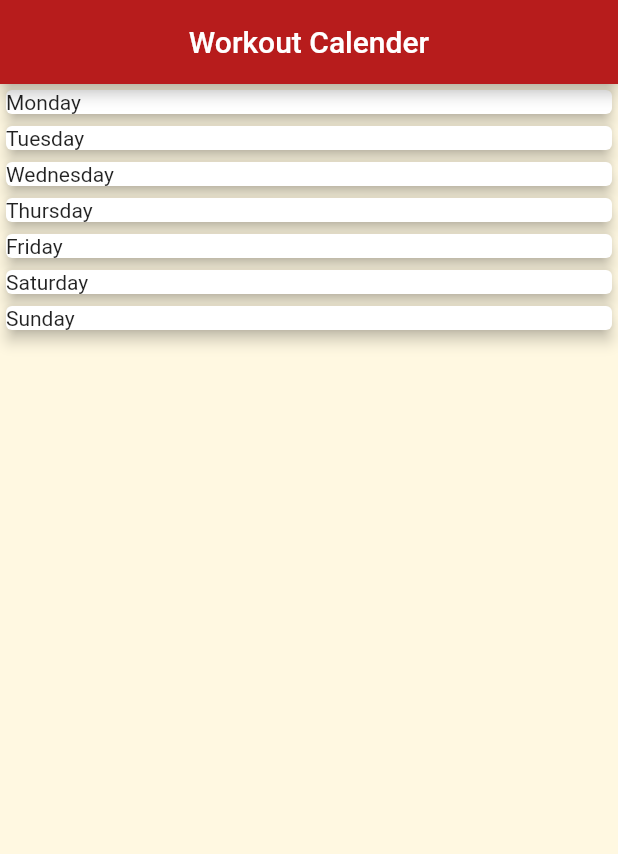
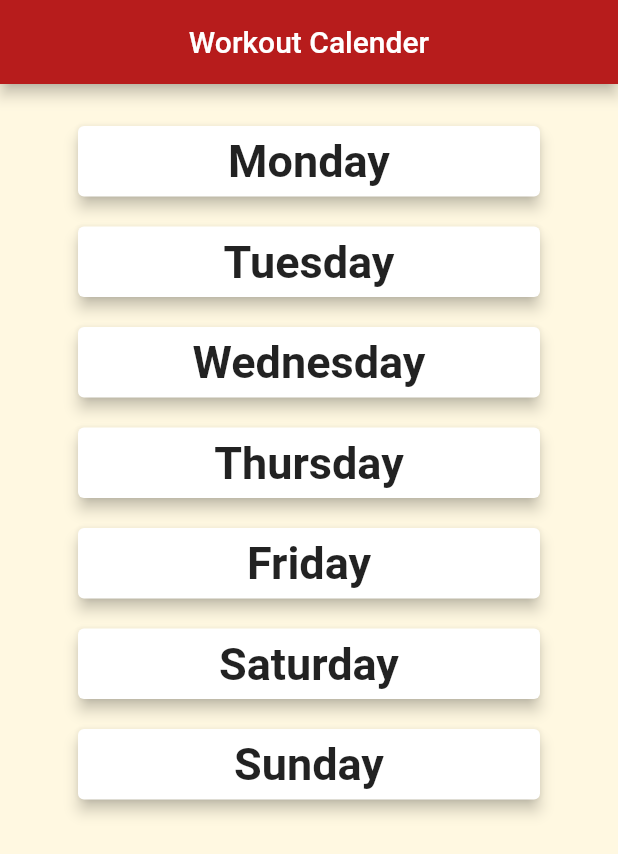
Before and after one commit to BillyLuisNeedham/workplace_workout_counter, a Flutter app: the screen it shows after launch, on a phone screen of 412 x 824 dp. Shown: the top 854 px of the screen. Run offline on Flutter 3.47's test engine with Material 2 defaults, Android fonts, the phone set to English and light mode, and no system bars; our stand-ins replace percent_indicator, sqflite; accounts and stored records are empty.

Commit message:
day list build out. Working as expected.

```diff
--- a/lib/views/day_list.dart
+++ b/lib/views/day_list.dart
@@ -1,4 +1,5 @@
 import 'package:flutter/material.dart';
+import 'package:workplace_workout_counter/views/workout_list.dart';
 
 class DayList extends StatefulWidget {
   @override
@@ -27,21 +28,43 @@ class _DayListState extends State<DayList> {
           ),
           centerTitle: true,
         ),
-        body: ListView.builder(
+        body: Padding(
+          padding: const EdgeInsets.fromLTRB(0.0, 18.0, 0.0, 0.0),
+          child: ListView.builder(
             itemCount: days.length,
             itemBuilder: (BuildContext context, int position) {
               return GestureDetector(
-              onTap: () {},
+                onTap: () {
+                  navigateToWorkoutList(days[position]);
+                },
+                child: Padding(
+                  padding: const EdgeInsets.symmetric(vertical: 6.0, horizontal: 48.0),
                   child: Card(
                     color: Colors.white,
                     elevation: 4.0,
+                    child: Padding(
+                      padding: const EdgeInsets.symmetric(vertical: 6.0, horizontal: 0.0),
+                      child: Center(
                         child: Text(
                           days[position],
-                  style: TextStyle(),
+                          style: TextStyle(
+                            fontWeight: FontWeight.bold,
+                            fontSize: 30.0,
+                          ),
+                        ),
+                      ),
+                    ),
                   ),
                 ),
               );
             },
+          ),
         ));
   }
+
+  void navigateToWorkoutList(String day) {
+    Navigator.push(context, MaterialPageRoute(builder: (context) {
+      return WorkoutList(day: day,);
+    }));
   }
+}
--- a/lib/views/workout_list.dart
+++ b/lib/views/workout_list.dart
@@ -46,7 +46,7 @@ class _WorkoutListState extends State<WorkoutList> {
       ),
       floatingActionButton: FloatingActionButton(
         onPressed: () {
-          navigateToAdd(Workout());
+          navigateToAdd(Workout(day: this.day));
         },
         backgroundColor: Colors.red[900],
         child: Icon(Icons.add, size: 50, color: Colors.amber[200]),
@@ -103,7 +103,7 @@ class _WorkoutListState extends State<WorkoutList> {
   void updateListView() {
     final Future<Database> dbFuture = databaseHelper.initializeDatabase();
     dbFuture.then((database) {
-      Future<List<Workout>> workoutListFuture = databaseHelper.getAllWorkouts();
+      Future<List<Workout>> workoutListFuture = databaseHelper.getAllDayWorkouts(this.day);
       workoutListFuture.then((workoutList) {
         setState(() {
           this.workoutList = workoutList;
```
Also changed, not shown: lib/utils/database.dart (+44 -10 lines). Lines whose indentation alone changed are shown as unchanged.
